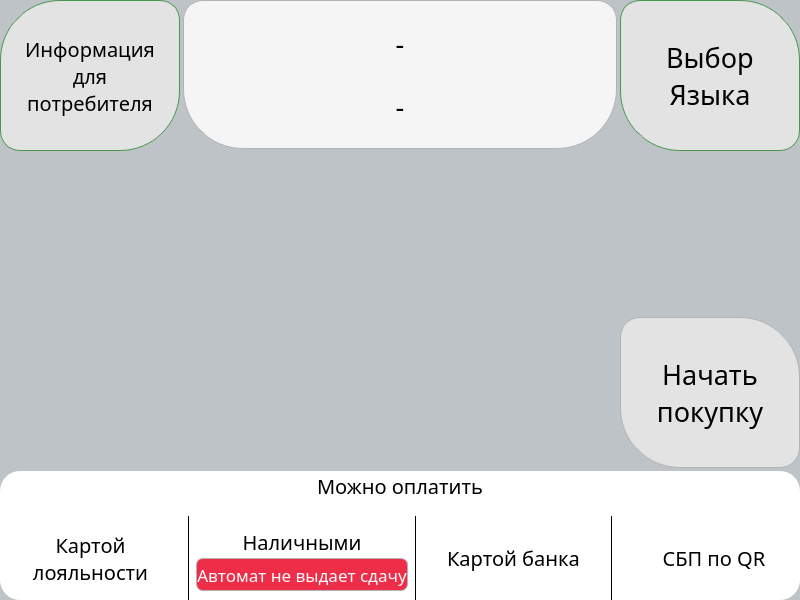
Old version of the form services/gui/resources/ui_interface/waiting_window.ui in the repository dmitriymikryukov/vodobox-pro.
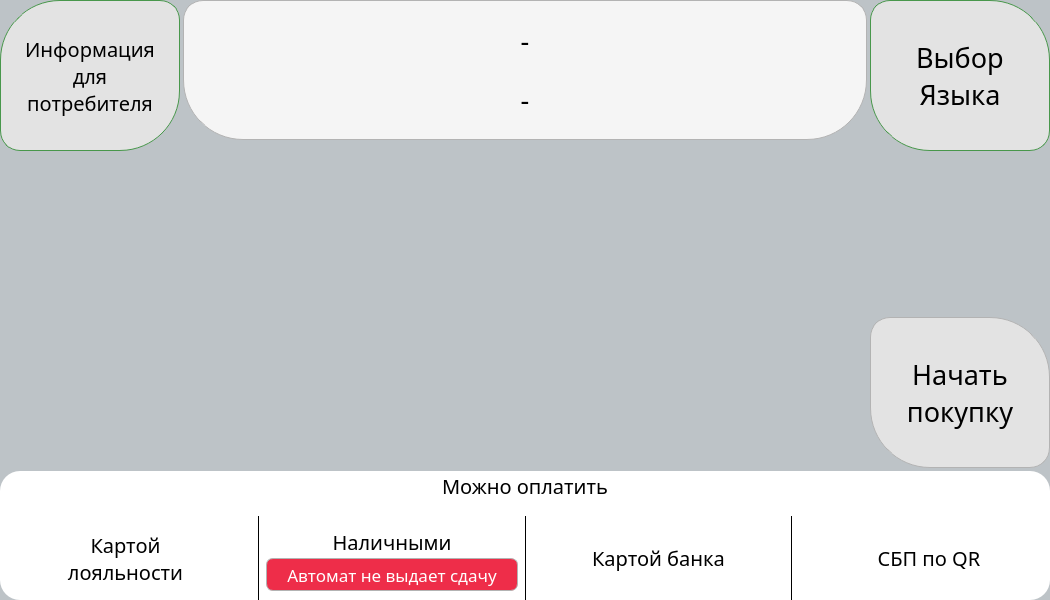
New version of the form.

Commit message: test with width size

Diff of the .ui file:
```diff
--- a/services/gui/resources/ui_interface/waiting_window.ui
+++ b/services/gui/resources/ui_interface/waiting_window.ui
@@ -6,13 +6,13 @@
    <rect>
     <x>0</x>
     <y>0</y>
-    <width>800</width>
+    <width>1050</width>
     <height>600</height>
    </rect>
   </property>
   <property name="maximumSize">
    <size>
-    <width>800</width>
+    <width>1050</width>
     <height>600</height>
    </size>
   </property>
@@ -997,12 +997,6 @@
              <verstretch>0</verstretch>
             </sizepolicy>
            </property>
-           <property name="maximumSize">
-            <size>
-             <width>440</width>
-             <height>16777215</height>
-            </size>
-           </property>
            <property name="frameShape">
             <enum>QFrame::NoFrame</enum>
            </property>
@@ -1072,7 +1066,7 @@
                  <property name="maximumSize">
                   <size>
                    <width>16777215</width>
-                   <height>149</height>
+                   <height>140</height>
                   </size>
                  </property>
                  <property name="styleSheet">
```
The commit also changes 6 other files.
